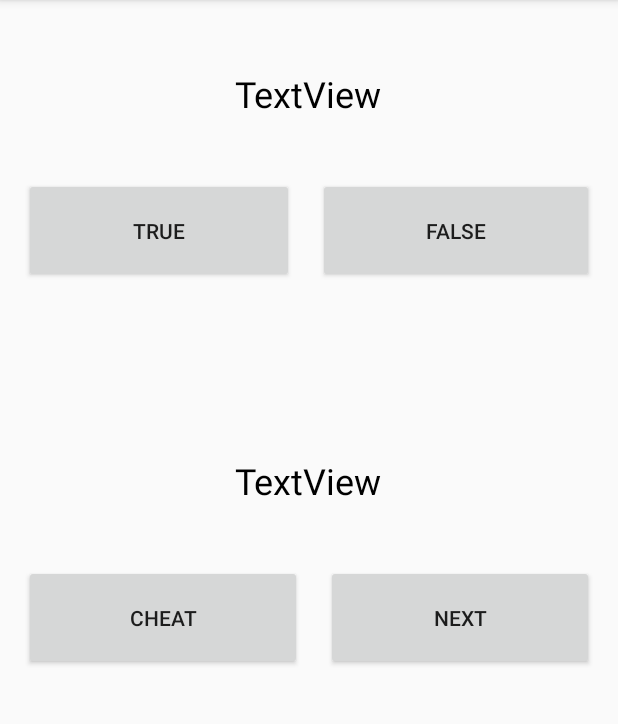
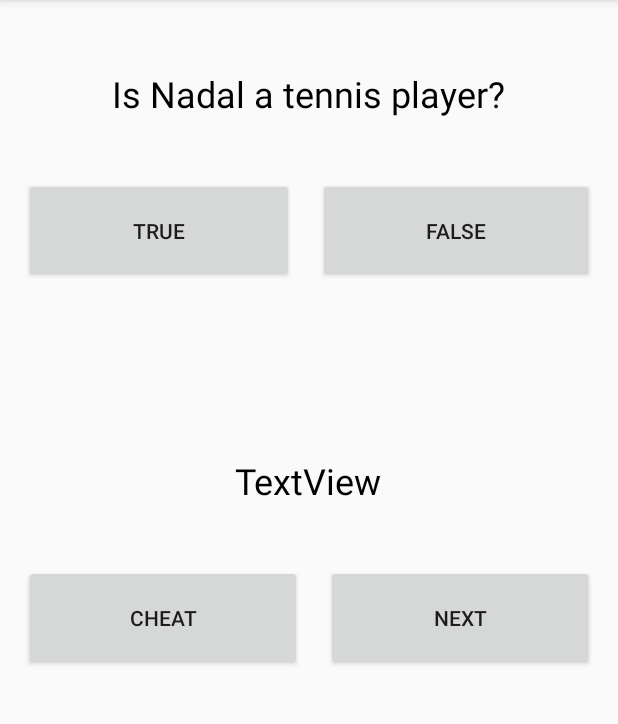
Before and after one commit to Pcasteres/Quiz, an Android app: the screen it shows after launch (MainActivity), on a phone screen of 412 x 824 dp, the part 84-808 px from its top. Run offline under Robolectric (Android 15) with nearby library versions, the phone set to English and light mode, and no system bars.

Commit message:
Pregunta 1

```diff
--- a/app/src/main/java/es/hotmail/pcasteres/quiz/MainActivity.java
+++ b/app/src/main/java/es/hotmail/pcasteres/quiz/MainActivity.java
@@ -47,4 +47,5 @@ public class MainActivity extends AppCompatActivity {
 //Inserto una pregunta
 
 
+
 }
--- a/app/src/main/res/layout/activity_main.xml
+++ b/app/src/main/res/layout/activity_main.xml
@@ -16,7 +16,7 @@
         android:layout_width="wrap_content"
         android:layout_height="wrap_content"
         android:layout_gravity="center_horizontal"
-        android:text="TextView"
+        android:text="Is Nadal a tennis player?"
         android:textColor="@android:color/primary_text_light_nodisable"
         android:textSize="24sp" />
 
```
